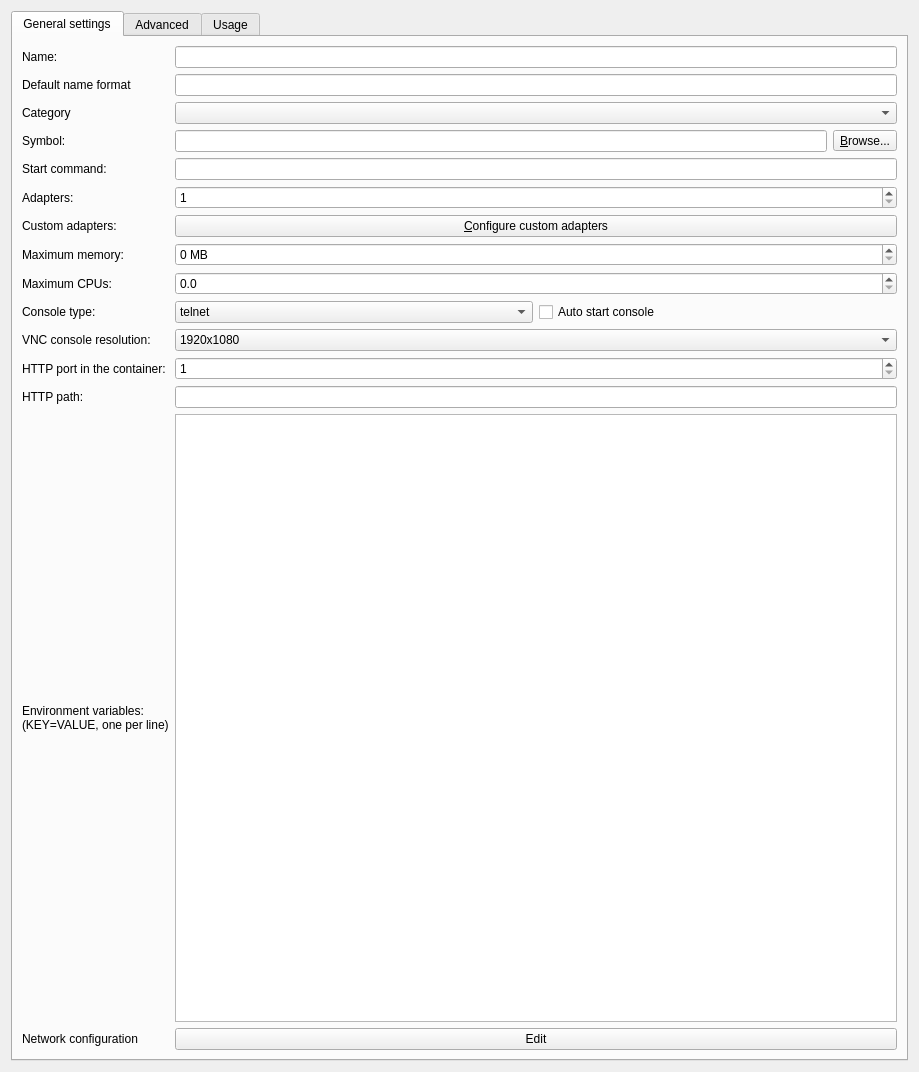
Above: gns3/modules/docker/ui/docker_vm_configuration_page.ui from GNS3/gns3-gui before the change. Below: the same form after it.
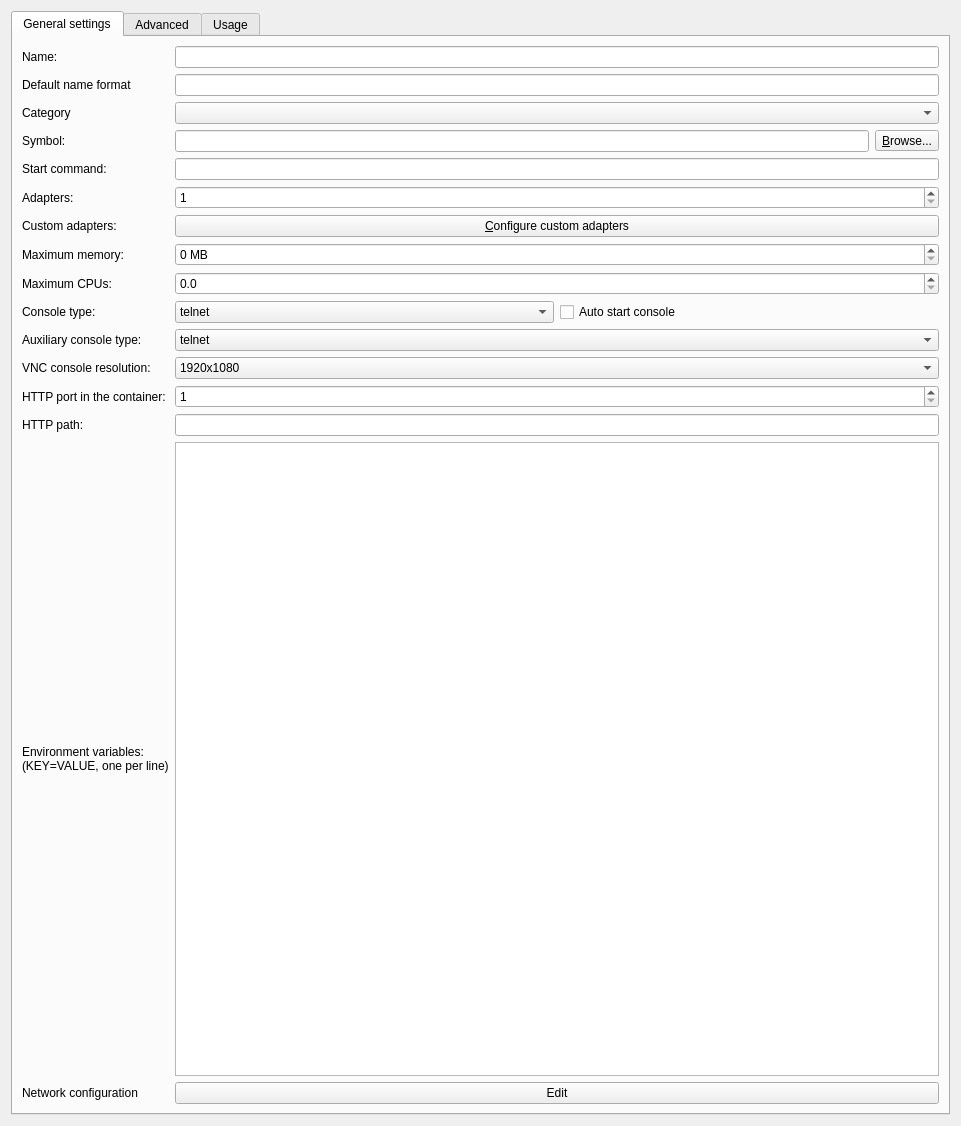
That is the form after the change.

Commit message: Auxiliary console support for Qemu. Ref #2873 Improvements for auxiliary console support for Docker and Dynamips.

```diff
--- a/gns3/modules/docker/ui/docker_vm_configuration_page.ui
+++ b/gns3/modules/docker/ui/docker_vm_configuration_page.ui
@@ -6,8 +6,8 @@
    <rect>
     <x>0</x>
     <y>0</y>
-    <width>919</width>
-    <height>1072</height>
+    <width>961</width>
+    <height>1126</height>
    </rect>
   </property>
   <property name="windowTitle">
@@ -166,14 +166,14 @@
          </item>
         </layout>
        </item>
-       <item row="11" column="0">
+       <item row="12" column="0">
         <widget class="QLabel" name="uiConsoleResolutionLabel">
          <property name="text">
           <string>VNC console resolution:</string>
          </property>
         </widget>
        </item>
-       <item row="11" column="1">
+       <item row="12" column="1">
         <widget class="QComboBox" name="uiConsoleResolutionComboBox">
          <item>
           <property name="text">
@@ -212,14 +212,14 @@
          </item>
         </widget>
        </item>
-       <item row="12" column="0">
+       <item row="13" column="0">
         <widget class="QLabel" name="label">
          <property name="text">
           <string>HTTP port in the container:</string>
          </property>
         </widget>
        </item>
-       <item row="12" column="1">
+       <item row="13" column="1">
         <widget class="QSpinBox" name="uiConsoleHttpPortSpinBox">
          <property name="minimum">
           <number>1</number>
@@ -229,17 +229,17 @@
          </property>
         </widget>
        </item>
-       <item row="13" column="0">
+       <item row="14" column="0">
         <widget class="QLabel" name="label_2">
          <property name="text">
           <string>HTTP path:</string>
          </property>
         </widget>
        </item>
-       <item row="13" column="1">
+       <item row="14" column="1">
         <widget class="QLineEdit" name="uiHttpConsolePathLineEdit"/>
        </item>
-       <item row="14" column="0">
+       <item row="15" column="0">
         <widget class="QLabel" name="uiEnvironmentLabel">
          <property name="text">
           <string>Environment variables:
@@ -253,17 +253,17 @@
          </property>
         </widget>
        </item>
-       <item row="14" column="1">
+       <item row="15" column="1">
         <widget class="QTextEdit" name="uiEnvironmentTextEdit"/>
        </item>
-       <item row="15" column="0">
+       <item row="16" column="0">
         <widget class="QLabel" name="uiNetworkConfigLabel">
          <property name="text">
           <string>Network configuration</string>
          </property>
         </widget>
        </item>
-       <item row="15" column="1">
+       <item row="16" column="1">
         <widget class="QPushButton" name="uiNetworkConfigEditButton">
          <property name="text">
           <string>Edit</string>
@@ -307,6 +307,27 @@
          </property>
         </widget>
        </item>
+       <item row="11" column="0">
+        <widget class="QLabel" name="uiAuxTypeLabel">
+         <property name="text">
+          <string>Auxiliary console type:</string>
+         </property>
+        </widget>
+       </item>
+       <item row="11" column="1">
+        <widget class="QComboBox" name="uiAuxTypeComboBox">
+         <item>
+          <property name="text">
+           <string>telnet</string>
+          </property>
+         </item>
+         <item>
+          <property name="text">
+           <string>none</string>
+          </property>
+         </item>
+        </widget>
+       </item>
       </layout>
      </widget>
      <widget class="QWidget" name="tab_2">
```
The commit also changes 18 other files.
